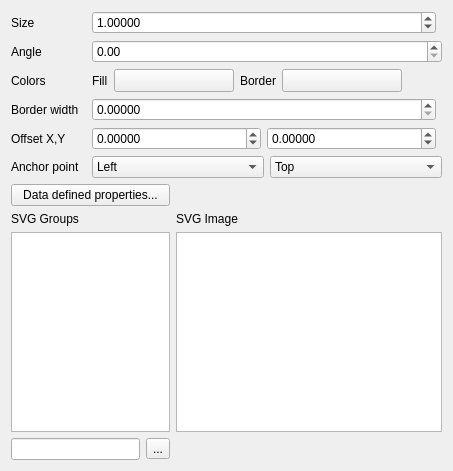
This is src/ui/symbollayer/widget_svgmarker.ui in carsmie/QGIS as Qt 5 draws it before an edit. The edited form follows.
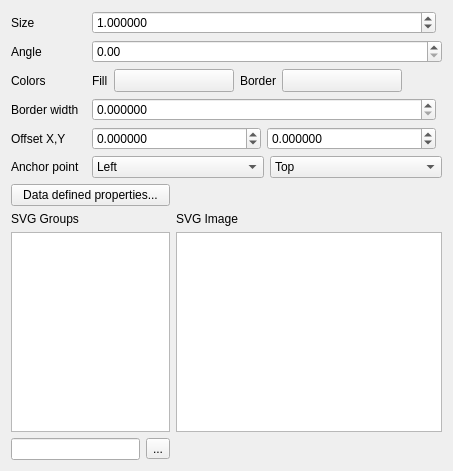
This is the edited form. Custom widgets are drawn as their Qt base class.

```diff
--- a/src/ui/symbollayer/widget_svgmarker.ui
+++ b/src/ui/symbollayer/widget_svgmarker.ui
@@ -40,7 +40,7 @@
           </sizepolicy>
          </property>
          <property name="decimals">
-          <number>5</number>
+          <number>6</number>
          </property>
          <property name="maximum">
           <double>100000.000000000000000</double>
@@ -184,7 +184,7 @@
           </sizepolicy>
          </property>
          <property name="decimals">
-          <number>5</number>
+          <number>6</number>
          </property>
          <property name="singleStep">
           <double>0.200000000000000</double>
@@ -214,7 +214,7 @@
           </sizepolicy>
          </property>
          <property name="decimals">
-          <number>5</number>
+          <number>6</number>
          </property>
          <property name="minimum">
           <double>-100000.000000000000000</double>
@@ -236,7 +236,7 @@
           </sizepolicy>
          </property>
          <property name="decimals">
-          <number>5</number>
+          <number>6</number>
          </property>
          <property name="minimum">
           <double>-100000.000000000000000</double>
```
